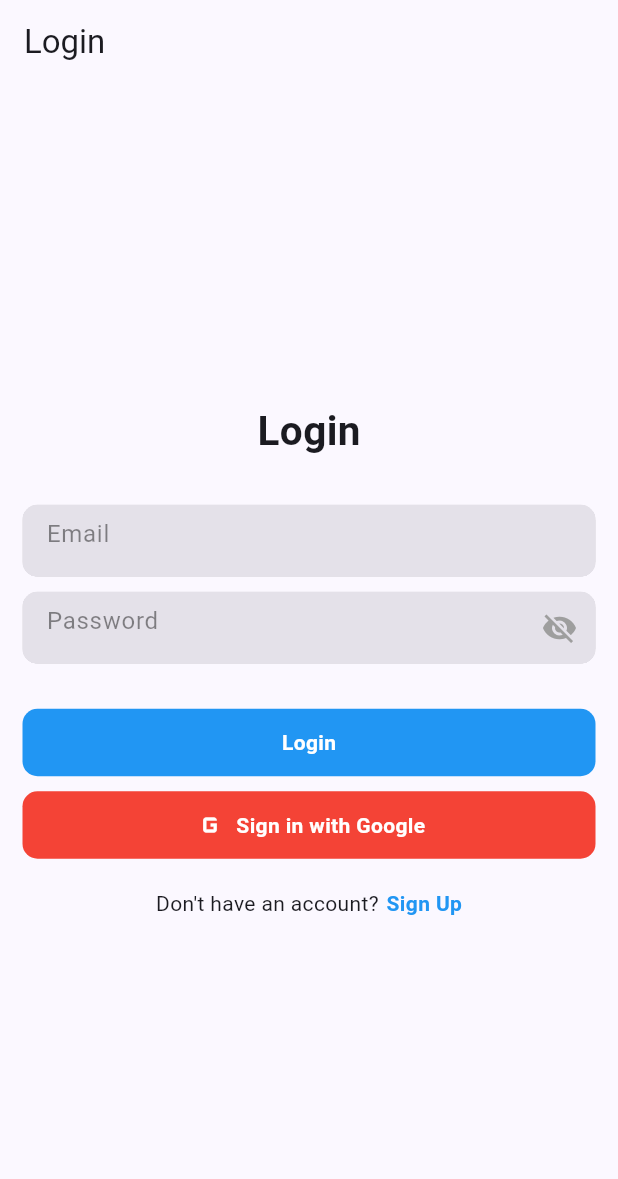
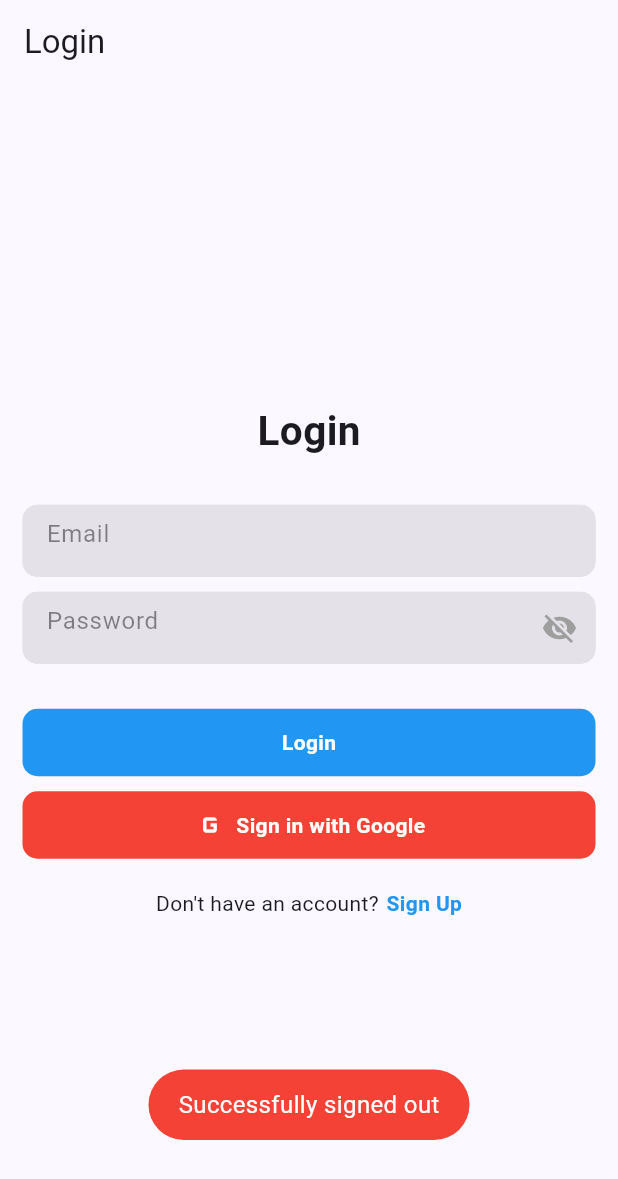
Before and after one commit to JUANIMAN/tiangucciApp, a Flutter app: the screen it shows after launch, scrolled down 576 dp, after a tap on the "outbond" icon, on a phone screen of 412 x 824 dp. Shown: the top 1179 px of the screen. Run offline on Flutter 3.47's test engine with Material 3 defaults, Android fonts, the phone set to English and light mode, and no system bars; our stand-ins replace carousel_slider, firebase_auth, firebase_core, fluttertoast, image_picker, photo_view and 1 more; accounts and stored records are empty.

Commit message:
Agrege excepciones

```diff
--- /dev/null
+++ b/lib/global/common/toast.dart
@@ -0,0 +1,14 @@
+import 'package:flutter/material.dart';
+import 'package:fluttertoast/fluttertoast.dart';
+
+void showToast({required String message}){
+  Fluttertoast.showToast(
+  msg:message,
+  toastLength:Toast.LENGTH_SHORT,
+  gravity:ToastGravity.BOTTOM,
+  timeInSecForIosWeb:1,
+  backgroundColor:Colors.red,
+  textColor:Colors.white,
+  fontSize:16
+  );
+}
--- a/lib/vistas/home.dart
+++ b/lib/vistas/home.dart
@@ -2,6 +2,7 @@ import 'package:firebase_auth/firebase_auth.dart';
 import 'package:firebase_core/firebase_core.dart';
 import 'package:flutter/material.dart';
 import 'package:shared_preferences/shared_preferences.dart';
+import 'package:tiangucci/global/common/toast.dart';
 import 'package:tiangucci/vistas/articulo.dart';
 import 'package:tiangucci/vistas/login.dart';
 import 'package:tiangucci/vistas/productos.dart';
@@ -107,8 +108,9 @@ class _MyHomePageState extends State<MyHomePage> {
                Navigator.of(context).pushAndRemoveUntil(
                         MaterialPageRoute(
                             builder: (context) => const LoginPage()),
-                        (Route<dynamic> route) => false,
+                        (Route<dynamic> route) => false
                       );
+                      showToast(message: "Successfully signed out");
               print("Salida");
             },
           ),
--- a/lib/vistas/login.dart
+++ b/lib/vistas/login.dart
@@ -1,6 +1,7 @@
   import 'package:firebase_auth/firebase_auth.dart';
   import 'package:flutter/material.dart';
   import 'package:shared_preferences/shared_preferences.dart';
+  import 'package:tiangucci/global/common/toast.dart';
   import 'package:tiangucci/vistas/firebase_Auth_Implementation/firebase_auth_services.dart';
   import 'package:tiangucci/vistas/registro_usuario.dart';
   import 'package:tiangucci/vistas/widgets/form_container_widget.dart';
@@ -180,10 +181,10 @@ class _LoginPageState extends State<LoginPage> {
 
 
       if(user != null){
-      print("user is successfully signedIn");
+        showToast(message: "use is successfully signedIn");
         Navigator.push(context, MaterialPageRoute(builder:(context) => MyHomePage()),);
       }else{
-      print("Some error happend");
+      showToast(message: "Some error happend");
       }
     }
   }
--- a/lib/vistas/registro_usuario.dart
+++ b/lib/vistas/registro_usuario.dart
@@ -2,6 +2,7 @@ import 'package:firebase_auth/firebase_auth.dart';
 import 'package:flutter/material.dart';
 import 'package:flutter/widgets.dart';
 import 'package:shared_preferences/shared_preferences.dart';
+import 'package:tiangucci/global/common/toast.dart';
 import 'package:tiangucci/vistas/firebase_Auth_Implementation/firebase_auth_services.dart';
 import 'package:tiangucci/vistas/home.dart';
 import 'package:tiangucci/vistas/login.dart';
@@ -79,6 +80,7 @@ class _RegisterPageState extends State<RegisterPage> {
               GestureDetector(
                 onTap:  (){
                   _signUp();
+                  showToast(message: "user is successfully created");
 
                 },
                 child: Container(
@@ -144,10 +146,10 @@ class _RegisterPageState extends State<RegisterPage> {
     });
 
     if(user != null){
-      print("user is successfully created");
+      showToast(message: "user is successfully created");
       Navigator.push(context, MaterialPageRoute(builder:(context) => MyHomePage()),);
     }else{
-      print("Some error happend");
+      showToast(message: "Some error happend");
     }
   }
 }
--- a/pubspec.yaml
+++ b/pubspec.yaml
@@ -42,6 +42,7 @@ dependencies:
   firebase_core: ^2.30.1
   firebase_auth: ^4.19.4
   firebase_storage: ^11.7.4
+  fluttertoast: ^8.2.5
 
 dev_dependencies:
   flutter_test:
```
Also changed, not shown: lib/vistas/firebase_Auth_Implementation/firebase_auth_services.dart (+15 -4 lines), pubspec.lock. Lines whose indentation alone changed are shown as unchanged.
